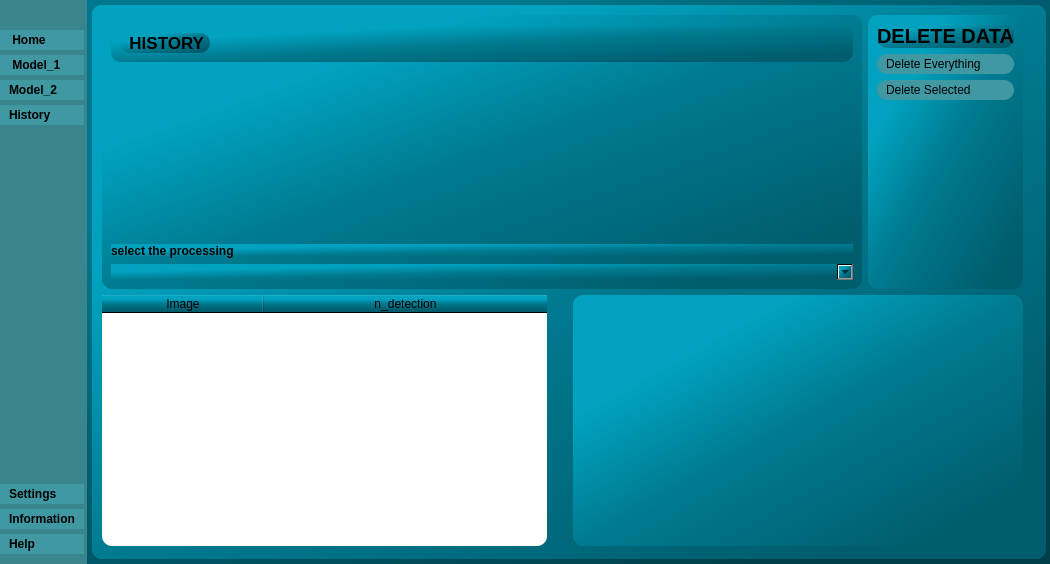
Qt form Main_GUI.ui (AlexEspinosa98/Guide_dis) before a commit.
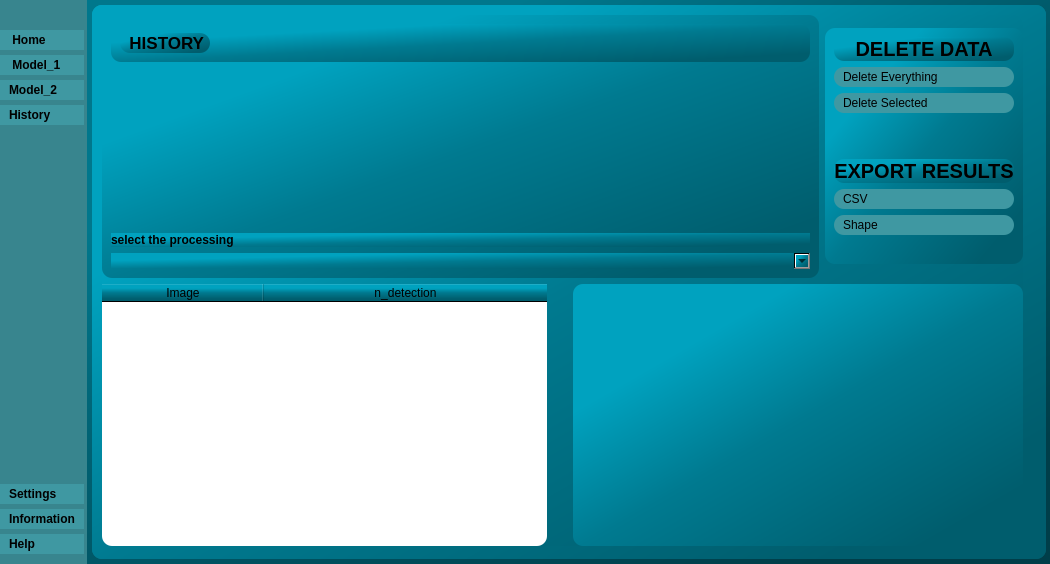
The same form after that commit. Icons and pictures are not drawn.

Commit message: Ventana detection y historial terminado

Diff of the .ui file:
```diff
--- a/Main_GUI.ui
+++ b/Main_GUI.ui
@@ -1223,7 +1223,7 @@
           </widget>
          </widget>
          <widget class="QWidget" name="p_history">
-          <widget class="QWidget" name="">
+          <widget class="QWidget" name="layoutWidget">
            <property name="geometry">
             <rect>
              <x>10</x>
@@ -1355,15 +1355,68 @@
                    </property>
                   </widget>
                  </item>
+                 <item>
+                  <spacer name="verticalSpacer_2">
+                   <property name="orientation">
+                    <enum>Qt::Vertical</enum>
+                   </property>
+                   <property name="sizeHint" stdset="0">
+                    <size>
+                     <width>20</width>
+                     <height>40</height>
+                    </size>
+                   </property>
+                  </spacer>
+                 </item>
+                 <item>
+                  <widget class="QLabel" name="label_6">
+                   <property name="font">
+                    <font>
+                     <pointsize>15</pointsize>
+                     <weight>75</weight>
+                     <bold>true</bold>
+                    </font>
+                   </property>
+                   <property name="layoutDirection">
+                    <enum>Qt::LeftToRight</enum>
+                   </property>
+                   <property name="autoFillBackground">
+                    <bool>false</bool>
+                   </property>
+                   <property name="text">
+                    <string>EXPORT RESULTS</string>
+                   </property>
+                   <property name="alignment">
+                    <set>Qt::AlignCenter</set>
+                   </property>
+                  </widget>
+                 </item>
+                 <item>
+                  <widget class="QPushButton" name="b_csv_history">
+                   <property name="text">
+                    <string>CSV</string>
+                   </property>
+                  </widget>
+                 </item>
+                 <item>
+                  <widget class="QPushButton" name="b_shape_history">
+                   <property name="text">
+                    <string>Shape</string>
+                   </property>
+                  </widget>
+                 </item>
                  <item>
                   <spacer name="verticalSpacer_8">
                    <property name="orientation">
                     <enum>Qt::Vertical</enum>
                    </property>
+                   <property name="sizeType">
+                    <enum>QSizePolicy::Minimum</enum>
+                   </property>
                    <property name="sizeHint" stdset="0">
                     <size>
                      <width>20</width>
-                     <height>180</height>
+                     <height>20</height>
                     </size>
                    </property>
                   </spacer>
```
Left out of the diff: 4 changed lines with no effect on the pictures. The commit also changes 4 other files.
